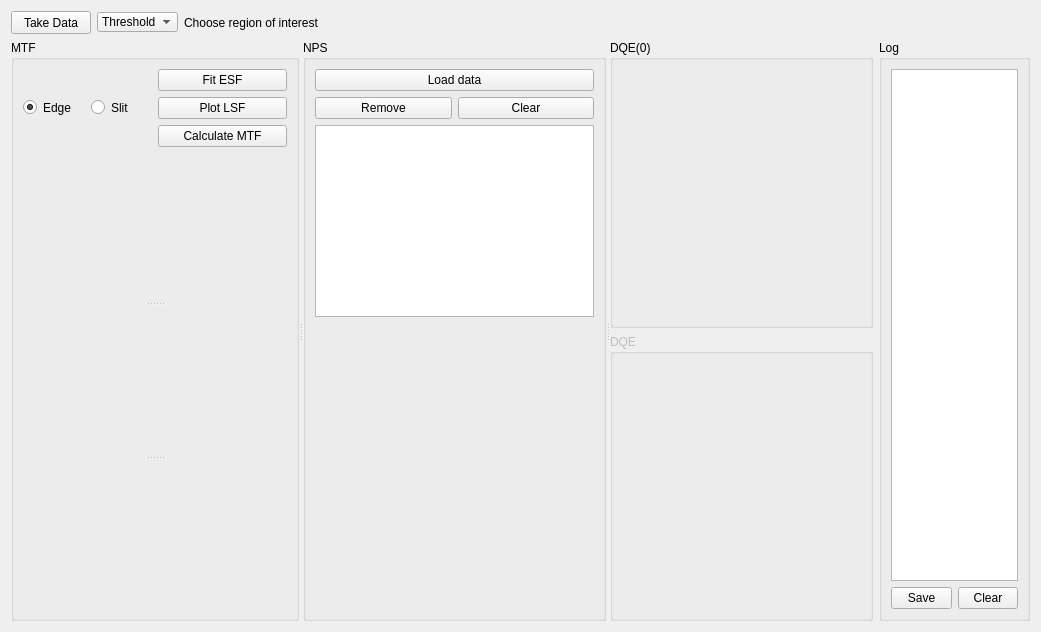
Before: the Qt Designer form SpidrMpx3Eq/qcstmdqe.ui in navrit/dexter, drawn with Qt 5.
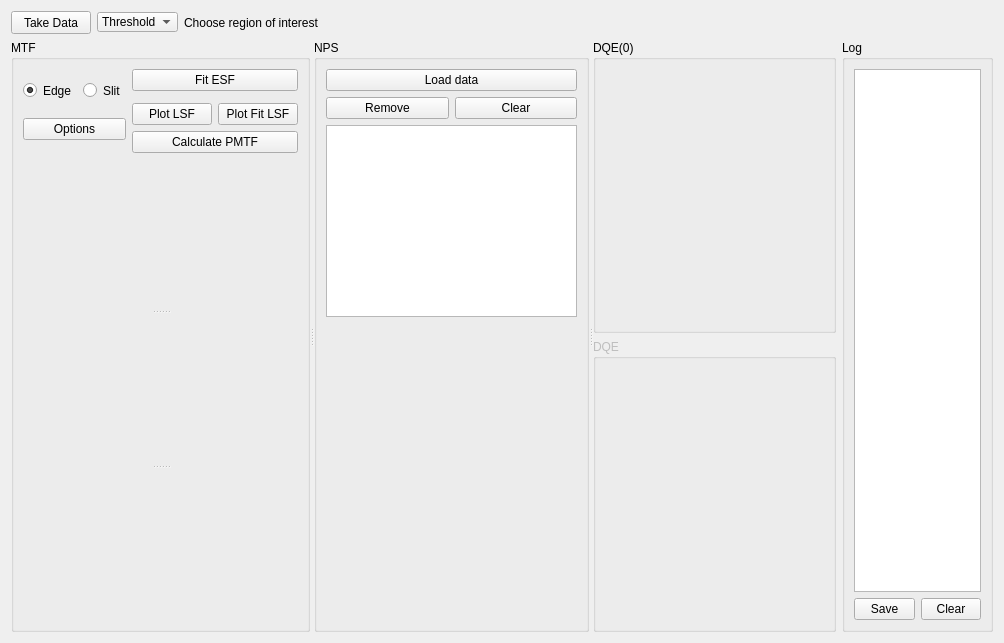
After: the same form once the commit is applied. Custom widgets are drawn as their Qt base class.

Diff of the .ui file:
```diff
--- a/SpidrMpx3Eq/qcstmdqe.ui
+++ b/SpidrMpx3Eq/qcstmdqe.ui
@@ -6,14 +6,14 @@
    <rect>
     <x>0</x>
     <y>0</y>
-    <width>1041</width>
-    <height>631</height>
+    <width>1004</width>
+    <height>643</height>
    </rect>
   </property>
   <property name="windowTitle">
    <string>Form</string>
   </property>
-  <layout class="QVBoxLayout" name="verticalLayout_6">
+  <layout class="QVBoxLayout" name="verticalLayout_11">
    <item>
     <layout class="QHBoxLayout" name="horizontalLayout_4">
      <item>
@@ -105,7 +105,7 @@
     </layout>
    </item>
    <item>
-    <layout class="QHBoxLayout" name="horizontalLayout_5">
+    <layout class="QHBoxLayout" name="horizontalLayout_7">
      <item>
       <widget class="QSplitter" name="splitter_2">
        <property name="orientation">
@@ -115,9 +115,11 @@
         <property name="title">
          <string>MTF</string>
         </property>
-        <layout class="QVBoxLayout" name="verticalLayout_2">
+        <layout class="QVBoxLayout" name="verticalLayout_10">
          <item>
-          <layout class="QHBoxLayout" name="horizontalLayout_3">
+          <layout class="QHBoxLayout" name="horizontalLayout_5">
+           <item>
+            <layout class="QVBoxLayout" name="verticalLayout_6">
            <item>
             <layout class="QHBoxLayout" name="horizontalLayout">
              <item>
@@ -152,6 +154,15 @@
             </layout>
            </item>
            <item>
+              <widget class="QPushButton" name="pushButton">
+               <property name="text">
+                <string>Options</string>
+               </property>
+              </widget>
+             </item>
+            </layout>
+           </item>
+           <item>
             <layout class="QVBoxLayout" name="verticalLayout">
              <item>
               <widget class="QPushButton" name="fitPushButton">
@@ -167,16 +178,34 @@
               </widget>
              </item>
              <item>
-              <widget class="QPushButton" name="plotLSFpushButton">
+              <widget class="Line" name="line">
+               <property name="orientation">
+                <enum>Qt::Vertical</enum>
+               </property>
+              </widget>
+             </item>
+             <item>
+              <layout class="QHBoxLayout" name="horizontalLayout_3">
+               <item>
+                <widget class="QPushButton" name="discreteLSFpushButton">
                <property name="text">
                 <string>Plot LSF</string>
                </property>
               </widget>
              </item>
              <item>
+                <widget class="QPushButton" name="fitLSFpushButton">
+                 <property name="text">
+                  <string>Plot Fit LSF</string>
+                 </property>
+                </widget>
+               </item>
+              </layout>
+             </item>
+             <item>
               <widget class="QPushButton" name="mtfPushButton">
                <property name="text">
-                <string>Calculate MTF</string>
+                <string>Calculate PMTF</string>
                </property>
               </widget>
              </item>
@@ -218,16 +247,10 @@
         </layout>
        </widget>
        <widget class="QGroupBox" name="groupBox_2">
-        <property name="minimumSize">
-         <size>
-          <width>181</width>
-          <height>0</height>
-         </size>
-        </property>
         <property name="title">
          <string>NPS</string>
         </property>
-        <layout class="QVBoxLayout" name="verticalLayout_10">
+        <layout class="QVBoxLayout" name="verticalLayout_4">
          <item>
           <layout class="QVBoxLayout" name="verticalLayout_9">
            <item>
@@ -340,7 +363,7 @@
        <property name="title">
         <string>Log</string>
        </property>
-       <layout class="QVBoxLayout" name="verticalLayout_4">
+       <layout class="QVBoxLayout" name="verticalLayout_2">
         <item>
          <widget class="QTextBrowser" name="textBrowser"/>
         </item>
```
Left out of the diff: 3 changed lines with no effect on the pictures. Lines whose indentation alone changed are shown as unchanged.
